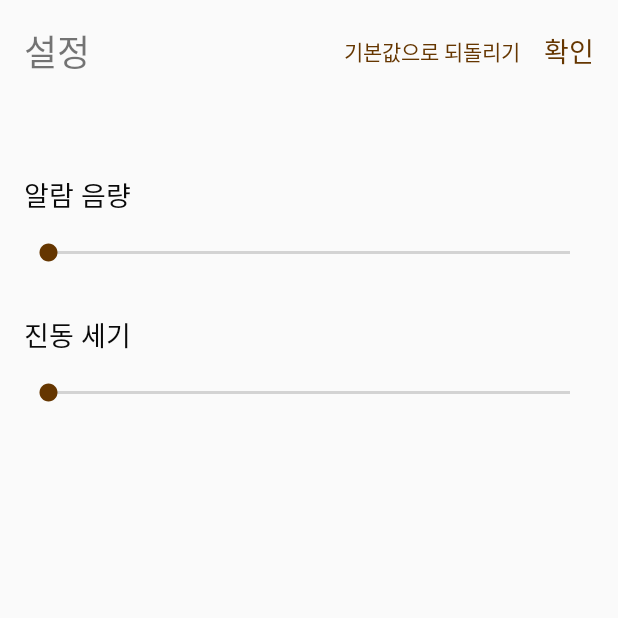
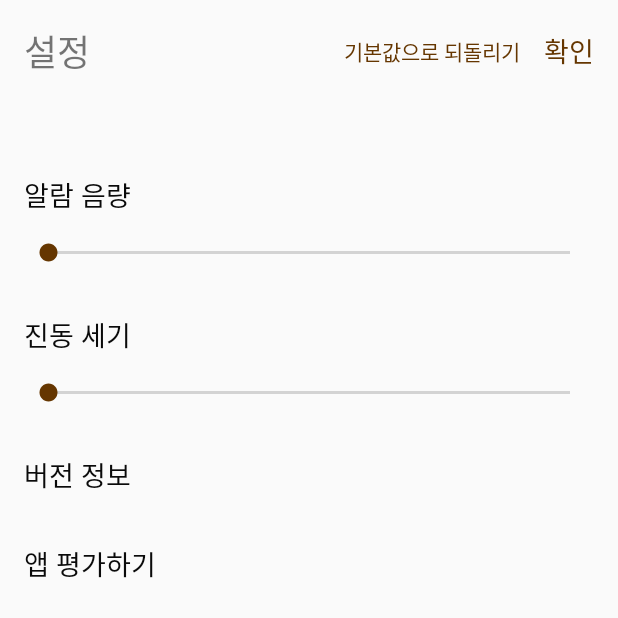
Before and after one commit to tyehooney/DGTimer, an Android app: the SettingsActivity screen opened directly, with no data from a screen before it, on a phone screen of 412 x 824 dp, the top half of it. Run offline under Robolectric (Android 15) with nearby library versions, the phone set to English and light mode, and no system bars; our stand-ins replace data binding.

Commit message:
add version info & link to Google Play

```diff
--- a/app/src/main/java/com/example/dgtimer/ApplicationClass.java
+++ b/app/src/main/java/com/example/dgtimer/ApplicationClass.java
@@ -29,6 +29,8 @@ public class ApplicationClass extends Application {
     public static SharedPreferences mSharedPreferences;
     public static final int DEFAULT_VOLUME = 75;
     public static final int DEFAULT_AMPLITUDE = 180;
+
+    public static final String GOOGLE_PLAY_LINK = "http://play.google.com/store/apps/details?id=com.tyehooney.dgtimer";
 
     @Override
     public void onCreate() {
--- a/app/src/main/java/com/example/dgtimer/activities/main/MainActivity.java
+++ b/app/src/main/java/com/example/dgtimer/activities/main/MainActivity.java
@@ -30,20 +30,19 @@ public class MainActivity extends AppCompatActivity {
         super.onCreate(savedInstanceState);
         binding = DataBindingUtil.setContentView(this, R.layout.activity_main);
 
+        viewModel = new ViewModelProvider(this, new MainViewModel.Factory(getApplication(), this))
+                .get(MainViewModel.class);
+        binding.setLifecycleOwner(this);
+        binding.setViewModel(viewModel);
+
+        //배너 광고 게시
         MobileAds.initialize(this, new OnInitializationCompleteListener() {
             @Override
-            public void onInitializationComplete(InitializationStatus initializationStatus) {
-
-            }
+            public void onInitializationComplete(InitializationStatus initializationStatus) {}
         });
 
         AdRequest adRequest = new AdRequest.Builder().build();
         binding.adView.loadAd(adRequest);
-
-        viewModel = new ViewModelProvider(this, new MainViewModel.Factory(getApplication(), this))
-                .get(MainViewModel.class);
-        binding.setLifecycleOwner(this);
-        binding.setViewModel(viewModel);
 
         //scroll 될 때 fab 보이기
         binding.rvCapsules.addOnScrollListener(new RecyclerView.OnScrollListener() {
--- a/app/src/main/java/com/example/dgtimer/activities/settings/SettingsActivity.java
+++ b/app/src/main/java/com/example/dgtimer/activities/settings/SettingsActivity.java
@@ -5,13 +5,16 @@ import androidx.databinding.DataBindingUtil;
 import androidx.lifecycle.Observer;
 import androidx.lifecycle.ViewModelProvider;
 
+import android.content.Intent;
 import android.content.SharedPreferences;
+import android.net.Uri;
 import android.os.Bundle;
 import android.view.View;
 
 import com.example.dgtimer.R;
 import com.example.dgtimer.databinding.ActivitySettingsBinding;
 
+import static com.example.dgtimer.ApplicationClass.GOOGLE_PLAY_LINK;
 import static com.example.dgtimer.ApplicationClass.mSharedPreferences;
 
 public class SettingsActivity extends AppCompatActivity {
@@ -50,4 +53,10 @@ public class SettingsActivity extends AppCompatActivity {
     public void onFinishSettings(View view){
         finish();
     }
+
+    public void onGoReviewsClick(View view){
+        Intent intent = new Intent(Intent.ACTION_VIEW);
+        intent.setData(Uri.parse(GOOGLE_PLAY_LINK));
+        startActivity(intent);
+    }
 }
--- a/app/src/main/java/com/example/dgtimer/activities/settings/SettingsViewModel.java
+++ b/app/src/main/java/com/example/dgtimer/activities/settings/SettingsViewModel.java
@@ -1,25 +1,36 @@
 package com.example.dgtimer.activities.settings;
 
+import android.app.Application;
+import android.content.pm.PackageManager;
+
+import androidx.annotation.NonNull;
+import androidx.lifecycle.AndroidViewModel;
 import androidx.lifecycle.MutableLiveData;
-import androidx.lifecycle.ViewModel;
 
 import static com.example.dgtimer.ApplicationClass.DEFAULT_AMPLITUDE;
 import static com.example.dgtimer.ApplicationClass.DEFAULT_VOLUME;
 import static com.example.dgtimer.ApplicationClass.mSharedPreferences;
 
-public class SettingsViewModel extends ViewModel {
+public class SettingsViewModel extends AndroidViewModel {
 
     private MutableLiveData<Integer> volume = new MutableLiveData<>(),
             amplitude = new MutableLiveData<>();
 
     private int lastVolume, lastAmplitude;
+    private String appVersion;
 
-    public SettingsViewModel(){
+    public SettingsViewModel(@NonNull Application application) throws PackageManager.NameNotFoundException {
+        super(application);
+
         lastVolume = mSharedPreferences.getInt("volume", DEFAULT_VOLUME);
         lastAmplitude = mSharedPreferences.getInt("amplitude", DEFAULT_AMPLITUDE);
 
         volume.setValue(lastVolume);
         amplitude.setValue(lastAmplitude);
+
+        appVersion = application.getPackageManager()
+                .getPackageInfo(application.getPackageName(), 0)
+                .versionName;
     }
 
     public MutableLiveData<Integer> getVolume() {
@@ -30,6 +41,10 @@ public class SettingsViewModel extends ViewModel {
         return amplitude;
     }
 
+    public String getAppVersion() {
+        return appVersion;
+    }
+
     public void onResetBtnClick(){
         volume.setValue(DEFAULT_VOLUME);
         amplitude.setValue(DEFAULT_AMPLITUDE);
--- a/app/src/main/res/layout/activity_settings.xml
+++ b/app/src/main/res/layout/activity_settings.xml
@@ -118,5 +118,37 @@
                 android:max="255"
                 android:progress="@={viewModel.amplitude}" />
         </LinearLayout>
+
+        <LinearLayout
+            android:layout_width="match_parent"
+            android:layout_height="wrap_content"
+            android:orientation="horizontal"
+            android:layout_marginVertical="16dp">
+
+            <TextView
+                android:layout_width="0dp"
+                android:layout_height="wrap_content"
+                android:layout_weight="1"
+                android:text="버전 정보"
+                android:textColor="@color/colorText"
+                android:textSize="18sp" />
+
+            <TextView
+                android:layout_width="wrap_content"
+                android:layout_height="wrap_content"
+                android:text="@{viewModel.appVersion}"
+                android:textSize="18sp"/>
+        </LinearLayout>
+
+        <TextView
+            android:id="@+id/tv_go_review"
+            android:layout_width="match_parent"
+            android:layout_height="wrap_content"
+            android:text="앱 평가하기"
+            android:textColor="@color/colorText"
+            android:paddingVertical="16dp"
+            android:onClick="onGoReviewsClick"
+            android:background="?attr/selectableItemBackground"
+            android:textSize="18sp" />
     </LinearLayout>
 </layout>
```
